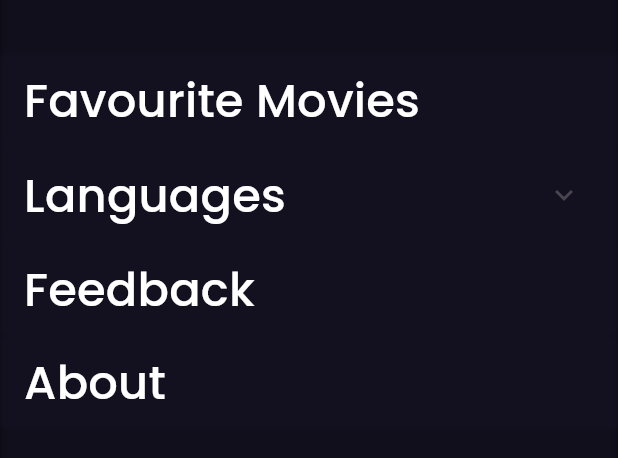
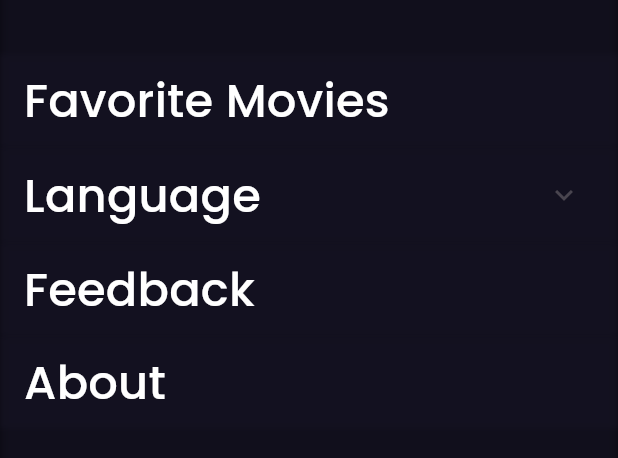
Before and after one commit to Projects-stp/Cinephile, a Flutter app: the screen it shows after launch, in the side drawer, after a tap on "Feedback", on a phone screen of 412 x 824 dp, the part 132-590 px from its top. Run offline on Flutter 3.47's test engine with Material 3 defaults, Android fonts, the phone set to English and light mode, and no system bars; our stand-ins replace cached_network_image, dartz, equatable, flutter_bloc, flutter_svg, get_it and 1 more; network calls fail.

Commit message:
language translation added

```diff
--- /dev/null
+++ b/lib/common/constants/languages.dart
@@ -0,0 +1,10 @@
+import '../../domain/entities/language_entity.dart';
+
+class Languages {
+  const Languages._();
+
+  static const languages = [
+    LanguageEntity(code: 'en', value: 'English'),
+    LanguageEntity(code: 'es', value: 'Spanish'),
+  ];
+}
--- /dev/null
+++ b/lib/common/constants/translation_constants.dart
@@ -0,0 +1,32 @@
+class TranslationConstants {
+  TranslationConstants._();
+
+  static const String favoriteMovies = 'favoriteMovies';
+  static const String language = 'language';
+  static const String feedback = 'feedback';
+  static const String retry = 'retry';
+  static const String somethingWentWrong = 'somethingWentWrong';
+  static const String checkNetwork = 'checkNetwork';
+  static const String about = 'about';
+  static const String okay = 'okay';
+  static const String aboutDescription = 'aboutDescription';
+  static const String popular = 'popular';
+  static const String now = 'now';
+  static const String soon = 'soon';
+  static const String noMovies = 'noMovies';
+  static const String cast = 'cast';
+  static const String watchTrailers = 'watchTrailers';
+  static const String noMoviesSearched = 'noMoviesSearched';
+  static const String noFavoriteMovie = 'noFavoriteMovie';
+  static const String username = 'username';
+  static const String password = 'password';
+  static const String loginToMovieApp = 'loginToMovieApp';
+  static const String signIn = 'signIn';
+  static const String wrongUsernamePassword = 'wrongUsernamePassword';
+  static const String noNetwork = 'noNetwork';
+  static const String logout = 'logout';
+  static const String sessionDenied = 'sessionDenied';
+  static const String enterTMDbUsername = 'enterTMDbUsername';
+  static const String enterPassword = 'enterPassword';
+  static const String guestSignIn = 'guestSignIn';
+}
--- a/lib/common/extensions/string_extension.dart
+++ b/lib/common/extensions/string_extension.dart
@@ -1,5 +1,12 @@
+import 'package:cinephile/presentation/app_localization.dart';
+import 'package:flutter/cupertino.dart';
+
 extension StringExtension on String {
   String intellitrim() {
     return this.length > 15 ? '${this.substring(0, 15)}...' : this;
   }
+
+  String t(BuildContext context) {
+    return AppLocalizations.of(context)!.translate(this).toString();
+  }
 }
--- a/lib/dependencyInjection/get_it.dart
+++ b/lib/dependencyInjection/get_it.dart
@@ -1,6 +1,7 @@
 import 'package:cinephile/data/core/api_client.dart';
 import 'package:cinephile/data/repositories/movie_repository_impl.dart';
 import 'package:cinephile/domain/repositories/movie_repository.dart';
+import 'package:cinephile/presentation/blocs/language_bloc/language_bloc_bloc.dart';
 import 'package:cinephile/presentation/blocs/movie_backdrop/movie_backdrop_bloc.dart';
 import 'package:cinephile/presentation/blocs/movie_carousel/movie_carousel_bloc.dart';
 import 'package:cinephile/presentation/blocs/movie_tabbed/movie_tabbed_bloc.dart';
@@ -51,4 +52,6 @@ Future init() async {
       GetComingSoon(getItInstance()),
     ),
   );
+
+  getItInstance.registerSingleton<LanguageBlocBloc>(LanguageBlocBloc());
 }
--- /dev/null
+++ b/lib/domain/entities/language_entity.dart
@@ -0,0 +1,9 @@
+class LanguageEntity {
+  final String code;
+  final String value;
+
+  const LanguageEntity({
+    required this.code,
+    required this.value,
+  });
+}
--- /dev/null
+++ b/lib/presentation/app_localization.dart
@@ -0,0 +1,58 @@
+import 'dart:convert';
+
+import 'package:flutter/material.dart';
+import 'package:flutter/services.dart';
+
+import '../common/constants/languages.dart';
+
+class AppLocalizations {
+  final Locale locale;
+
+  AppLocalizations(this.locale);
+
+  static AppLocalizations? of(context) =>
+      Localizations.of<AppLocalizations>(context, AppLocalizations);
+
+  late Map<String, String> _localizedStrings;
+
+  Future<bool> load() async {
+    final jsonString = await rootBundle
+        .loadString('assets/languages/${locale.languageCode}.json');
+    final Map<String, dynamic> jsonMap = json.decode(jsonString);
+
+    _localizedStrings =
+        jsonMap.map((key, value) => MapEntry(key, value.toString()));
+
+    return true;
+  }
+
+  String? translate(String key) {
+    return _localizedStrings[key];
+  }
+
+  static const LocalizationsDelegate<AppLocalizations> delegate =
+      _AppLocalizationDelegate();
+}
+
+class _AppLocalizationDelegate extends LocalizationsDelegate<AppLocalizations> {
+  const _AppLocalizationDelegate();
+
+  @override
+  bool isSupported(Locale locale) {
+    return Languages.languages
+        .map((e) => e.code)
+        .toList()
+        .contains(locale.languageCode);
+  }
+
+  @override
+  Future<AppLocalizations> load(Locale locale) async {
+    AppLocalizations localizations = AppLocalizations(locale);
+    await localizations.load();
+    return localizations;
+  }
+
+  @override
+  bool shouldReload(covariant LocalizationsDelegate<AppLocalizations> old) =>
+      false;
+}
--- /dev/null
+++ b/lib/presentation/blocs/language_bloc/language_bloc_bloc.dart
@@ -0,0 +1,26 @@
+import 'dart:ui';
+
+import 'package:cinephile/common/constants/languages.dart';
+import 'package:cinephile/presentation/blocs/language_bloc/language_bloc_event.dart';
+import 'package:cinephile/presentation/blocs/language_bloc/language_bloc_state.dart';
+import 'package:flutter_bloc/flutter_bloc.dart';
+
+class LanguageBlocBloc extends Bloc<LanguageBlocEvent, LanguageBlocState> {
+  LanguageBlocBloc()
+      : super(
+          LanguageLoaded(
+            Locale(
+              Languages.languages[0].code,
+            ),
+          ),
+        );
+
+  @override
+  Stream<LanguageBlocState> mapEventToState(
+    LanguageBlocEvent event,
+  ) async* {
+    if (event is ToggleLanguageEvent) {
+      yield LanguageLoaded(Locale(event.language.code));
+    }
+  }
+}
--- /dev/null
+++ b/lib/presentation/blocs/language_bloc/language_bloc_event.dart
@@ -0,0 +1,18 @@
+import 'package:cinephile/domain/entities/language_entity.dart';
+import 'package:equatable/equatable.dart';
+
+abstract class LanguageBlocEvent extends Equatable {
+  const LanguageBlocEvent();
+
+  @override
+  List<Object> get props => [];
+}
+
+class ToggleLanguageEvent extends LanguageBlocEvent {
+  final LanguageEntity language;
+
+  const ToggleLanguageEvent(this.language);
+
+  @override
+  List<Object> get props => [language.code];
+}
--- /dev/null
+++ b/lib/presentation/blocs/language_bloc/language_bloc_state.dart
@@ -0,0 +1,19 @@
+import 'dart:ui';
+
+import 'package:equatable/equatable.dart';
+
+abstract class LanguageBlocState extends Equatable {
+  const LanguageBlocState();
+
+  @override
+  List<Object> get props => [];
+}
+
+class LanguageLoaded extends LanguageBlocState {
+  final Locale locale;
+
+  const LanguageLoaded(this.locale);
+
+  @override
+  List<Object> get props => [locale.languageCode];
+}
--- a/lib/presentation/journeys/drawer/navigation_drawer.dart
+++ b/lib/presentation/journeys/drawer/navigation_drawer.dart
@@ -1,8 +1,15 @@
+import 'package:cinephile/common/constants/languages.dart';
 import 'package:cinephile/common/constants/size_constants.dart';
+import 'package:cinephile/common/constants/translation_constants.dart';
 import 'package:cinephile/common/extensions/size_extensions.dart';
+import 'package:cinephile/common/extensions/string_extension.dart';
+import 'package:cinephile/presentation/blocs/language_bloc/language_bloc_bloc.dart';
 import 'package:cinephile/presentation/journeys/drawer/navigation_expanded_list_item.dart';
 import 'package:cinephile/presentation/journeys/drawer/navigation_list_item.dart';
 import 'package:flutter/material.dart';
+import 'package:flutter_bloc/flutter_bloc.dart';
+
+import '../../blocs/language_bloc/language_bloc_event.dart';
 
 class NavigationDrawerH extends StatelessWidget {
   const NavigationDrawerH({super.key});
@@ -41,17 +48,29 @@ class NavigationDrawerH extends StatelessWidget {
                 ),
               ),
             ),
-            NavigationListItem(title: 'Favourite Movies', onPressed: () {}),
+            NavigationListItem(
+              title: TranslationConstants.favoriteMovies.t(context),
+              onPressed: () {},
+            ),
             NavigationExpandedListItem(
-              title: 'Languages',
+              title: TranslationConstants.language.t(context),
+              children: Languages.languages.map((e) => e.value).toList(),
+              onPressed: (index) {
+                BlocProvider.of<LanguageBlocBloc>(context).add(
+                  ToggleLanguageEvent(
+                    Languages.languages[index],
+                  ),
+                );
+              },
+            ),
+            NavigationListItem(
+              title: TranslationConstants.feedback.t(context),
               onPressed: () {},
-              children: const [
-                'English',
-                'Hindi',
-              ],
             ),
-            NavigationListItem(title: 'Feedback', onPressed: () {}),
-            NavigationListItem(title: 'About', onPressed: () {}),
+            NavigationListItem(
+              title: TranslationConstants.about.t(context),
+              onPressed: () {},
+            ),
           ],
         ),
       ),
--- a/lib/presentation/journeys/drawer/navigation_expanded_list_item.dart
+++ b/lib/presentation/journeys/drawer/navigation_expanded_list_item.dart
@@ -4,7 +4,7 @@ import 'navigation_list_item.dart';
 
 class NavigationExpandedListItem extends StatelessWidget {
   final String title;
-  final Function() onPressed;
+  final Function(int index) onPressed;
   final List<String> children;
 
   const NavigationExpandedListItem({
@@ -34,7 +34,7 @@ class NavigationExpandedListItem extends StatelessWidget {
           for (int i = 0; i < children.length; i++)
             NavigationSubListItem(
               title: children[i],
-              onPressed: () {},
+              onPressed: () => onPressed(i),
             ),
         ],
       ),
--- a/lib/presentation/journeys/home/movie_tabbed/tab_title_widget.dart
+++ b/lib/presentation/journeys/home/movie_tabbed/tab_title_widget.dart
@@ -1,5 +1,6 @@
 import 'package:cinephile/common/constants/size_constants.dart';
 import 'package:cinephile/common/extensions/size_extensions.dart';
+import 'package:cinephile/common/extensions/string_extension.dart';
 import 'package:cinephile/presentation/themes/app_color.dart';
 import 'package:cinephile/presentation/themes/theme_text.dart';
 import 'package:flutter/material.dart';
@@ -33,7 +34,7 @@ class TabTitleWidget extends StatelessWidget {
             ),
           ),
           child: Text(
-            title,
+            title.t(context),
             style: isSelected
                 ? Theme.of(context).textTheme.royalBlueSubtitle1
                 : Theme.of(context).textTheme.titleMedium,
--- a/lib/presentation/movie_app.dart
+++ b/lib/presentation/movie_app.dart
@@ -1,15 +1,47 @@
+import 'package:cinephile/common/constants/languages.dart';
 import 'package:cinephile/common/screenutil/screenutil.dart';
+import 'package:cinephile/dependencyInjection/get_it.dart';
+import 'package:cinephile/presentation/blocs/language_bloc/language_bloc_bloc.dart';
 import 'package:cinephile/presentation/journeys/home/home_screen.dart';
 import 'package:cinephile/presentation/themes/app_color.dart';
 import 'package:cinephile/presentation/themes/theme_text.dart';
 import 'package:flutter/material.dart';
+import 'package:flutter_bloc/flutter_bloc.dart';
+import 'package:flutter_localizations/flutter_localizations.dart';
 
-class MovieApp extends StatelessWidget {
+import 'app_localization.dart';
+import 'blocs/language_bloc/language_bloc_state.dart';
+
+class MovieApp extends StatefulWidget {
   const MovieApp({super.key});
+
+  @override
+  State<MovieApp> createState() => _MovieAppState();
+}
+
+class _MovieAppState extends State<MovieApp> {
+  late LanguageBlocBloc _languageBloc;
+
+  @override
+  void initState() {
+    super.initState();
+    _languageBloc = getItInstance<LanguageBlocBloc>();
+  }
+
+  @override
+  void dispose() {
+    _languageBloc.close();
+    super.dispose();
+  }
 
   @override
   Widget build(BuildContext context) {
     ScreenUtil.init();
+    return BlocProvider<LanguageBlocBloc>.value(
+      value: _languageBloc,
+      child: BlocBuilder<LanguageBlocBloc, LanguageBlocState>(
+        builder: (context, state) {
+          if (state is LanguageLoaded) {
             return MaterialApp(
               debugShowCheckedModeBanner: false,
               title: 'Movie App',
@@ -21,7 +53,21 @@ class MovieApp extends StatelessWidget {
                 textTheme: ThemeText.getTextTheme(),
                 appBarTheme: const AppBarTheme(elevation: 0.0),
               ),
+              supportedLocales:
+                  Languages.languages.map((e) => Locale(e.code)).toList(),
+              locale: state.locale,
+              localizationsDelegates: const [
+                AppLocalizations.delegate,
+                GlobalMaterialLocalizations.delegate,
+                GlobalWidgetsLocalizations.delegate,
+                GlobalCupertinoLocalizations.delegate,
+              ],
               home: const HomeScreen(),
             );
           }
+          return const SizedBox.shrink();
+        },
+      ),
+    );
   }
+}
--- a/pubspec.yaml
+++ b/pubspec.yaml
@@ -43,6 +43,7 @@ dependencies:
   flutter_bloc: ^7.0.0
   flutter_svg: ^2.0.9
   cached_network_image: ^3.0.0
+  flutter_localization: ^0.2.0
 
 dev_dependencies:
   flutter_test:
@@ -70,6 +71,7 @@ flutter:
   assets:
     - assets/svgs/
     - assets/pngs/
+    - assets/languages/
 
   # An image asset can refer to one or more resolution-specific "variants", see
   # https://flutter.dev/assets-and-images/#resolution-aware
```
Also changed, not shown: assets/languages/en.json (added, +30 -0 lines), assets/languages/es.json (added, +30 -0 lines), lib/presentation/journeys/home/movie_tabbed/movie_tabbed_constants.dart (+4 -3 lines), pubspec.lock. Lines whose indentation alone changed are shown as unchanged.
